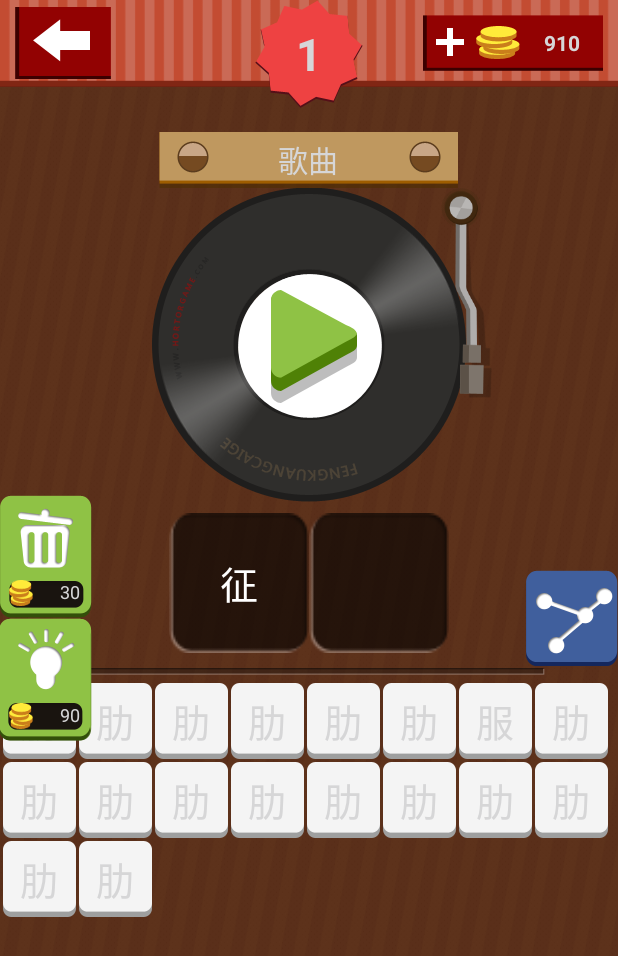
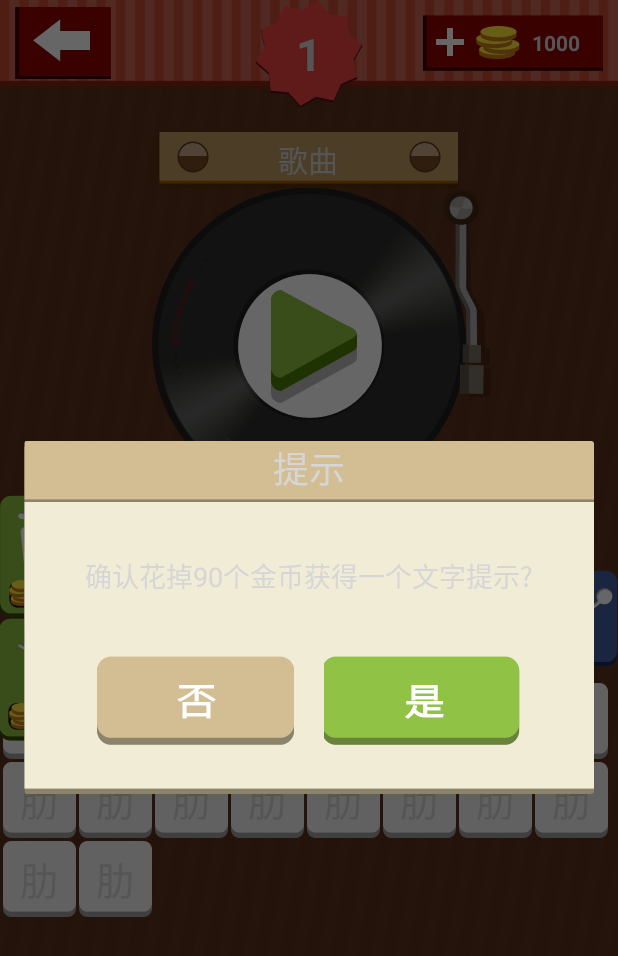
Before and after one commit to cursonjiang/GuessMusic, an Android app: the screen it shows after launch (MainActivity), after a tap on an icon or button, on a phone screen of 412 x 824 dp. Shown: the top 956 px of the screen. Run offline under Robolectric (Android 15) with nearby library versions, the phone set to English and light mode, and no system bars.

Commit message:
实现自定义Dialog与点击事件

```diff
--- a/app/src/main/java/com/curson/guessmusic/data/Constants.java
+++ b/app/src/main/java/com/curson/guessmusic/data/Constants.java
@@ -5,6 +5,12 @@ package com.curson.guessmusic.data;
  * Created by Curson on 15/3/17.
  */
 public class Constants {
+
+    public static final int ID_DIALOG_DELETE_WORD = 1;
+
+    public static final int ID_DIALOG_TIP_ANSWER = 2;
+
+    public static final int ID_DIALOG_LACK_COINS = 3;
 
     /**
      * 金币总数
--- /dev/null
+++ b/app/src/main/java/com/curson/guessmusic/model/IAlertDialogButtonListener.java
@@ -0,0 +1,6 @@
+package com.curson.guessmusic.model;
+
+public interface IAlertDialogButtonListener {
+
+    void onClick();
+}
--- a/app/src/main/java/com/curson/guessmusic/ui/MainActivity.java
+++ b/app/src/main/java/com/curson/guessmusic/ui/MainActivity.java
@@ -1,6 +1,7 @@
 package com.curson.guessmusic.ui;
 
 import android.app.ActionBar;
+import android.content.Intent;
 import android.graphics.Color;
 import android.os.Bundle;
 import android.support.v7.app.ActionBarActivity;
@@ -17,10 +18,12 @@ import android.widget.TextView;
 
 import com.curson.guessmusic.R;
 import com.curson.guessmusic.data.Constants;
+import com.curson.guessmusic.model.IAlertDialogButtonListener;
 import com.curson.guessmusic.model.IWordButtonClickListener;
 import com.curson.guessmusic.model.Song;
 import com.curson.guessmusic.model.ViewHolder;
 import com.curson.guessmusic.uitl.MyLog;
+import com.curson.guessmusic.uitl.Util;
 import com.curson.guessmusic.view.MyGridView;
 
 import java.io.UnsupportedEncodingException;
@@ -180,6 +183,8 @@ public class MainActivity extends ActionBarActivity implements IWordButtonClickL
             public void onClick(View v) {
                 if (judgeAppPassed()) {
                     //进入到通关界面
+                    startActivity(new Intent(MainActivity.this, AllPassView.class));
+                    finish();
                 } else {
                     //开始新一关,隐藏过关界面
                     mPassView.setVisibility(View.GONE);
@@ -584,6 +589,7 @@ public class MainActivity extends ActionBarActivity implements IWordButtonClickL
                 //减少金币
                 if (!handleCoins(-getTipWordCoins())) {
                     //金币不够,显示对话框
+                    showConfirmDialog(Constants.ID_DIALOG_LACK_COINS);
                     return;
                 }
                 break;
@@ -605,6 +611,7 @@ public class MainActivity extends ActionBarActivity implements IWordButtonClickL
         //减少金币
         if (!handleCoins(-getDeleteWordCoins())) {
             //金币不够,显示对话框
+            showConfirmDialog(Constants.ID_DIALOG_LACK_COINS);
             return;
         }
         //将这个索引对应的WordButton设置为不可见
@@ -708,7 +715,7 @@ public class MainActivity extends ActionBarActivity implements IWordButtonClickL
         button.setOnClickListener(new View.OnClickListener() {
             @Override
             public void onClick(View v) {
-                deleteOneWord();
+                showConfirmDialog(Constants.ID_DIALOG_DELETE_WORD);
             }
         });
     }
@@ -721,10 +728,71 @@ public class MainActivity extends ActionBarActivity implements IWordButtonClickL
         button.setOnClickListener(new View.OnClickListener() {
             @Override
             public void onClick(View v) {
-                tipAnswer();
+                showConfirmDialog(Constants.ID_DIALOG_TIP_ANSWER);
             }
         });
     }
+
+
+    /**
+     * 自定义AlertDialog事件响应
+     * 删除错误答案
+     */
+    private IAlertDialogButtonListener mBtnOkDeleteWordListener = new IAlertDialogButtonListener() {
+        @Override
+        public void onClick() {
+            deleteOneWord();
+        }
+    };
+
+    /**
+     * 答案提示
+     */
+    private IAlertDialogButtonListener mBtnOkTipAnswerListener = new IAlertDialogButtonListener() {
+        @Override
+        public void onClick() {
+            tipAnswer();
+        }
+    };
+
+    /**
+     * 金币不足
+     */
+    private IAlertDialogButtonListener mBtnOkLackCoinsListener = new IAlertDialogButtonListener() {
+        @Override
+        public void onClick() {
+
+        }
+    };
+
+    /**
+     * 显示对话框
+     *
+     * @param id
+     */
+    private void showConfirmDialog(int id) {
+        switch (id) {
+            case Constants.ID_DIALOG_DELETE_WORD:
+                Util.showDialog(
+                        MainActivity.this,
+                        "确认花掉" + getDeleteWordCoins() + "个金币去掉一个错误答案?",
+                        mBtnOkDeleteWordListener);
+                break;
+            case Constants.ID_DIALOG_TIP_ANSWER:
+                Util.showDialog(
+                        MainActivity.this,
+                        "确认花掉" + getTipWordCoins() + "个金币获得一个文字提示?",
+                        mBtnOkTipAnswerListener);
+                break;
+            case Constants.ID_DIALOG_LACK_COINS:
+                Util.showDialog(
+                        MainActivity.this,
+                        "金币不足,去商店补充",
+                        mBtnOkLackCoinsListener);
+                break;
+        }
+    }
+
 
     @Override
     protected void onPause() {
--- /dev/null
+++ b/app/src/main/java/com/curson/guessmusic/uitl/Util.java
@@ -0,0 +1,65 @@
+package com.curson.guessmusic.uitl;
+
+import android.app.AlertDialog;
+import android.content.Context;
+import android.view.LayoutInflater;
+import android.view.View;
+import android.widget.ImageButton;
+import android.widget.TextView;
+
+import com.curson.guessmusic.R;
+import com.curson.guessmusic.model.IAlertDialogButtonListener;
+
+public class Util {
+
+    private static AlertDialog mAlertDialog;
+
+    /**
+     * 显示自定义对话框
+     *
+     * @param context
+     * @param message
+     * @param listener
+     */
+    public static void showDialog(Context context, String message, final IAlertDialogButtonListener listener) {
+        View dialogView;
+
+        AlertDialog.Builder builder = new AlertDialog.Builder(context);
+        dialogView = LayoutInflater.from(context).inflate(R.layout.dialog_view, null);
+
+        ImageButton btnOkView = (ImageButton) dialogView.findViewById(R.id.btn_dialog_ok);
+        ImageButton btnCancelView = (ImageButton) dialogView.findViewById(R.id.btn_dialog_cancel);
+        TextView txtMessageView = (TextView) dialogView.findViewById(R.id.text_dialog_message);
+
+        txtMessageView.setText(message);
+
+        //是
+        btnOkView.setOnClickListener(new View.OnClickListener() {
+            @Override
+            public void onClick(View v) {
+                //关闭对话框
+                if (mAlertDialog != null) {
+                    mAlertDialog.dismiss();
+                }
+                if (listener != null) {
+                    listener.onClick();
+                }
+            }
+        });
+
+        //否
+        btnCancelView.setOnClickListener(new View.OnClickListener() {
+            @Override
+            public void onClick(View v) {
+                if (mAlertDialog != null) {
+                    mAlertDialog.dismiss();
+                }
+            }
+        });
+        builder.setView(dialogView);
+        mAlertDialog = builder.create();
+
+        //显示对话框
+        mAlertDialog.show();
+    }
+}
--- /dev/null
+++ b/app/src/main/res/drawable/cancel_button_icon.xml
@@ -0,0 +1,8 @@
+<?xml version="1.0" encoding="utf-8"?>
+<selector xmlns:android="http://schemas.android.com/apk/res/android">
+
+    <!-- 按下-->
+    <item android:state_pressed="true" android:drawable="@mipmap/buytip_cancel_sel"/>
+    <!-- 默认-->
+    <item android:drawable="@mipmap/buytip_cancel"/>
+</selector>
--- /dev/null
+++ b/app/src/main/res/drawable/ok_button_icon.xml
@@ -0,0 +1,8 @@
+<?xml version="1.0" encoding="utf-8"?>
+<selector xmlns:android="http://schemas.android.com/apk/res/android">
+
+    <!-- 按下-->
+    <item android:state_pressed="true" android:drawable="@mipmap/buytip_ok_sel"/>
+    <!-- 默认-->
+    <item android:drawable="@mipmap/buytip_ok"/>
+</selector>
--- /dev/null
+++ b/app/src/main/res/layout/dialog_view.xml
@@ -0,0 +1,53 @@
+<?xml version="1.0" encoding="utf-8"?>
+<LinearLayout xmlns:android="http://schemas.android.com/apk/res/android"
+              xmlns:tools="http://schemas.android.com/tools"
+              android:orientation="vertical"
+              android:layout_width="match_parent"
+              android:layout_height="match_parent"
+              android:background="@mipmap/buytip_bg"
+              android:gravity="center_horizontal">
+
+    <TextView
+        android:id="@+id/text_dialog_tip"
+        android:layout_width="wrap_content"
+        android:layout_height="wrap_content"
+        android:text="提示"
+        android:textColor="@color/black"
+        android:textSize="24sp"/>
+
+    <TextView
+        android:id="@+id/text_dialog_message"
+        android:layout_width="wrap_content"
+        android:layout_height="wrap_content"
+        android:text=""
+        android:paddingStart="10dp"
+        android:paddingEnd="10dp"
+        android:layout_marginBottom="40dp"
+        android:layout_marginTop="40dp"
+        android:textColor="@color/black"
+        android:textSize="18sp"
+        tools:ignore="NewApi,RtlCompat,RtlSymmetry"/>
+
+    <LinearLayout
+        android:layout_width="match_parent"
+        android:layout_height="wrap_content"
+        android:gravity="center_horizontal">
+
+        <ImageButton
+            android:id="@+id/btn_dialog_cancel"
+            android:layout_width="wrap_content"
+            android:layout_height="wrap_content"
+            android:layout_marginEnd="20dp"
+            android:background="@drawable/cancel_button_icon"
+            tools:ignore="RtlCompat"/>
+
+        <ImageButton
+            android:id="@+id/btn_dialog_ok"
+            android:layout_width="wrap_content"
+            android:layout_height="wrap_content"
+            android:background="@drawable/ok_button_icon"
+            tools:ignore="RtlCompat"/>
+
+    </LinearLayout>
+
+</LinearLayout>
```
Also changed, not shown: app/src/main/AndroidManifest.xml (+6 -5 lines), app/src/main/java/com/curson/guessmusic/ui/AllPassView.java (added, +25 -0 lines), app/src/main/res/layout/all_pass_view.xml (+21 -1 lines), app/src/main/res/mipmap-hdpi/about_rank_text.png (added), app/src/main/res/mipmap-hdpi/buytip_bg.png (added), app/src/main/res/mipmap-hdpi/buytip_cancel.png (added), app/src/main/res/mipmap-hdpi/buytip_cancel_sel.png (added), app/src/main/res/mipmap-hdpi/buytip_ok.png (added), app/src/main/res/mipmap-hdpi/buytip_ok_sel.png (added).
